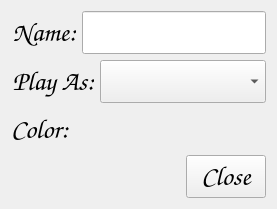
Qt form playersettings.ui (AFunProgrammer/reversi) before a commit.
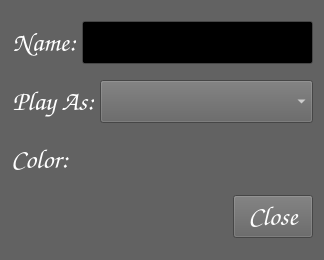
The same form after that commit. Icons and pictures are not drawn.

The edit to the form file:
```diff
--- a/playersettings.ui
+++ b/playersettings.ui
@@ -6,10 +6,479 @@
    <rect>
     <x>0</x>
     <y>0</y>
-    <width>277</width>
-    <height>204</height>
+    <width>324</width>
+    <height>260</height>
    </rect>
   </property>
+  <property name="palette">
+   <palette>
+    <active>
+     <colorrole role="WindowText">
+      <brush brushstyle="SolidPattern">
+       <color alpha="255">
+        <red>255</red>
+        <green>255</green>
+        <blue>255</blue>
+       </color>
+      </brush>
+     </colorrole>
+     <colorrole role="Button">
+      <brush brushstyle="SolidPattern">
+       <color alpha="255">
+        <red>98</red>
+        <green>98</green>
+        <blue>98</blue>
+       </color>
+      </brush>
+     </colorrole>
+     <colorrole role="Light">
+      <brush brushstyle="SolidPattern">
+       <color alpha="255">
+        <red>147</red>
+        <green>147</green>
+        <blue>147</blue>
+       </color>
+      </brush>
+     </colorrole>
+     <colorrole role="Midlight">
+      <brush brushstyle="SolidPattern">
+       <color alpha="255">
+        <red>122</red>
+        <green>122</green>
+        <blue>122</blue>
+       </color>
+      </brush>
+     </colorrole>
+     <colorrole role="Dark">
+      <brush brushstyle="SolidPattern">
+       <color alpha="255">
+        <red>49</red>
+        <green>49</green>
+        <blue>49</blue>
+       </color>
+      </brush>
+     </colorrole>
+     <colorrole role="Mid">
+      <brush brushstyle="SolidPattern">
+       <color alpha="255">
+        <red>65</red>
+        <green>65</green>
+        <blue>65</blue>
+       </color>
+      </brush>
+     </colorrole>
+     <colorrole role="Text">
+      <brush brushstyle="SolidPattern">
+       <color alpha="255">
+        <red>255</red>
+        <green>255</green>
+        <blue>255</blue>
+       </color>
+      </brush>
+     </colorrole>
+     <colorrole role="BrightText">
+      <brush brushstyle="SolidPattern">
+       <color alpha="255">
+        <red>255</red>
+        <green>255</green>
+        <blue>255</blue>
+       </color>
+      </brush>
+     </colorrole>
+     <colorrole role="ButtonText">
+      <brush brushstyle="SolidPattern">
+       <color alpha="255">
+        <red>255</red>
+        <green>255</green>
+        <blue>255</blue>
+       </color>
+      </brush>
+     </colorrole>
+     <colorrole role="Base">
+      <brush brushstyle="SolidPattern">
+       <color alpha="255">
+        <red>0</red>
+        <green>0</green>
+        <blue>0</blue>
+       </color>
+      </brush>
+     </colorrole>
+     <colorrole role="Window">
+      <brush brushstyle="SolidPattern">
+       <color alpha="255">
+        <red>98</red>
+        <green>98</green>
+        <blue>98</blue>
+       </color>
+      </brush>
+     </colorrole>
+     <colorrole role="Shadow">
+      <brush brushstyle="SolidPattern">
+       <color alpha="255">
+        <red>0</red>
+        <green>0</green>
+        <blue>0</blue>
+       </color>
+      </brush>
+     </colorrole>
+     <colorrole role="AlternateBase">
+      <brush brushstyle="SolidPattern">
+       <color alpha="255">
+        <red>49</red>
+        <green>49</green>
+        <blue>49</blue>
+       </color>
+      </brush>
+     </colorrole>
+     <colorrole role="ToolTipBase">
+      <brush brushstyle="SolidPattern">
+       <color alpha="255">
+        <red>255</red>
+        <green>255</green>
+        <blue>220</blue>
+       </color>
+      </brush>
+     </colorrole>
+     <colorrole role="ToolTipText">
+      <brush brushstyle="SolidPattern">
+       <color alpha="255">
+        <red>0</red>
+        <green>0</green>
+        <blue>0</blue>
+       </color>
+      </brush>
+     </colorrole>
+     <colorrole role="PlaceholderText">
+      <brush brushstyle="SolidPattern">
+       <color alpha="127">
+        <red>255</red>
+        <green>255</green>
+        <blue>255</blue>
+       </color>
+      </brush>
+     </colorrole>
+     <colorrole role="Accent">
+      <brush brushstyle="SolidPattern">
+       <color alpha="255">
+        <red>0</red>
+        <green>0</green>
+        <blue>0</blue>
+       </color>
+      </brush>
+     </colorrole>
+    </active>
+    <inactive>
+     <colorrole role="WindowText">
+      <brush brushstyle="SolidPattern">
+       <color alpha="255">
+        <red>255</red>
+        <green>255</green>
+        <blue>255</blue>
+       </color>
+      </brush>
+     </colorrole>
+     <colorrole role="Button">
+      <brush brushstyle="SolidPattern">
+       <color alpha="255">
+        <red>98</red>
+        <green>98</green>
+        <blue>98</blue>
+       </color>
+      </brush>
+     </colorrole>
+     <colorrole role="Light">
+      <brush brushstyle="SolidPattern">
+       <color alpha="255">
+        <red>147</red>
+        <green>147</green>
+        <blue>147</blue>
+       </color>
+      </brush>
+     </colorrole>
+     <colorrole role="Midlight">
+      <brush brushstyle="SolidPattern">
+       <color alpha="255">
+        <red>122</red>
+        <green>122</green>
+        <blue>122</blue>
+       </color>
+      </brush>
+     </colorrole>
+     <colorrole role="Dark">
+      <brush brushstyle="SolidPattern">
+       <color alpha="255">
+        <red>49</red>
+        <green>49</green>
+        <blue>49</blue>
+       </color>
+      </brush>
+     </colorrole>
+     <colorrole role="Mid">
+      <brush brushstyle="SolidPattern">
+       <color alpha="255">
+        <red>65</red>
+        <green>65</green>
+        <blue>65</blue>
+       </color>
+      </brush>
+     </colorrole>
+     <colorrole role="Text">
+      <brush brushstyle="SolidPattern">
+       <color alpha="255">
+        <red>255</red>
+        <green>255</green>
+        <blue>255</blue>
+       </color>
+      </brush>
+     </colorrole>
+     <colorrole role="BrightText">
+      <brush brushstyle="SolidPattern">
+       <color alpha="255">
+        <red>255</red>
+        <green>255</green>
+        <blue>255</blue>
+       </color>
+      </brush>
+     </colorrole>
+     <colorrole role="ButtonText">
+      <brush brushstyle="SolidPattern">
+       <color alpha="255">
+        <red>255</red>
+        <green>255</green>
+        <blue>255</blue>
+       </color>
+      </brush>
+     </colorrole>
+     <colorrole role="Base">
+      <brush brushstyle="SolidPattern">
+       <color alpha="255">
+        <red>0</red>
+        <green>0</green>
+        <blue>0</blue>
+       </color>
+      </brush>
+     </colorrole>
+     <colorrole role="Window">
+      <brush brushstyle="SolidPattern">
+       <color alpha="255">
+        <red>98</red>
+        <green>98</green>
+        <blue>98</blue>
+       </color>
+      </brush>
+     </colorrole>
+     <colorrole role="Shadow">
+      <brush brushstyle="SolidPattern">
+       <color alpha="255">
+        <red>0</red>
+        <green>0</green>
+        <blue>0</blue>
+       </color>
+      </brush>
+     </colorrole>
+     <colorrole role="AlternateBase">
+      <brush brushstyle="SolidPattern">
+       <color alpha="255">
+        <red>49</red>
+        <green>49</green>
+        <blue>49</blue>
+       </color>
+      </brush>
+     </colorrole>
+     <colorrole role="ToolTipBase">
+      <brush brushstyle="SolidPattern">
+       <color alpha="255">
+        <red>255</red>
+        <green>255</green>
+        <blue>220</blue>
+       </color>
+      </brush>
+     </colorrole>
+     <colorrole role="ToolTipText">
+      <brush brushstyle="SolidPattern">
+       <color alpha="255">
+        <red>0</red>
+        <green>0</green>
+        <blue>0</blue>
+       </color>
+      </brush>
+     </colorrole>
+     <colorrole role="PlaceholderText">
+      <brush brushstyle="SolidPattern">
+       <color alpha="127">
+        <red>255</red>
+        <green>255</green>
+        <blue>255</blue>
+       </color>
+      </brush>
+     </colorrole>
+     <colorrole role="Accent">
+      <brush brushstyle="SolidPattern">
+       <color alpha="255">
+        <red>0</red>
+        <green>0</green>
+        <blue>0</blue>
+       </color>
+      </brush>
+     </colorrole>
+    </inactive>
+    <disabled>
+     <colorrole role="WindowText">
+      <brush brushstyle="SolidPattern">
+       <color alpha="255">
+        <red>49</red>
+        <green>49</green>
+        <blue>49</blue>
+       </color>
+      </brush>
+     </colorrole>
+     <colorrole role="Button">
+      <brush brushstyle="SolidPattern">
+       <color alpha="255">
+        <red>98</red>
+        <green>98</green>
+        <blue>98</blue>
+       </color>
+      </brush>
+     </colorrole>
+     <colorrole role="Light">
+      <brush brushstyle="SolidPattern">
+       <color alpha="255">
+        <red>147</red>
+        <green>147</green>
+        <blue>147</blue>
+       </color>
+      </brush>
+     </colorrole>
+     <colorrole role="Midlight">
+      <brush brushstyle="SolidPattern">
+       <color alpha="255">
+        <red>122</red>
+        <green>122</green>
+        <blue>122</blue>
+       </color>
+      </brush>
+     </colorrole>
+     <colorrole role="Dark">
+      <brush brushstyle="SolidPattern">
+       <color alpha="255">
+        <red>49</red>
+        <green>49</green>
+        <blue>49</blue>
+       </color>
+      </brush>
+     </colorrole>
+     <colorrole role="Mid">
+      <brush brushstyle="SolidPattern">
+       <color alpha="255">
+        <red>65</red>
+        <green>65</green>
+        <blue>65</blue>
+       </color>
+      </brush>
+     </colorrole>
+     <colorrole role="Text">
+      <brush brushstyle="SolidPattern">
+       <color alpha="255">
+        <red>49</red>
+        <green>49</green>
+        <blue>49</blue>
+       </color>
+      </brush>
+     </colorrole>
+     <colorrole role="BrightText">
+      <brush brushstyle="SolidPattern">
+       <color alpha="255">
+        <red>255</red>
+        <green>255</green>
+        <blue>255</blue>
+       </color>
+      </brush>
+     </colorrole>
+     <colorrole role="ButtonText">
+      <brush brushstyle="SolidPattern">
+       <color alpha="255">
+        <red>49</red>
+        <green>49</green>
+        <blue>49</blue>
+       </color>
+      </brush>
+     </colorrole>
+     <colorrole role="Base">
+      <brush brushstyle="SolidPattern">
+       <color alpha="255">
+        <red>98</red>
+        <green>98</green>
+        <blue>98</blue>
+       </color>
+      </brush>
+     </colorrole>
+     <colorrole role="Window">
+      <brush brushstyle="SolidPattern">
+       <color alpha="255">
+        <red>98</red>
+        <green>98</green>
+        <blue>98</blue>
+       </color>
+      </brush>
+     </colorrole>
+     <colorrole role="Shadow">
+      <brush brushstyle="SolidPattern">
+       <color alpha="255">
+        <red>0</red>
+        <green>0</green>
+        <blue>0</blue>
+       </color>
+      </brush>
+     </colorrole>
+     <colorrole role="AlternateBase">
+      <brush brushstyle="SolidPattern">
+       <color alpha="255">
+        <red>98</red>
+        <green>98</green>
+        <blue>98</blue>
+       </color>
+      </brush>
+     </colorrole>
+     <colorrole role="ToolTipBase">
+      <brush brushstyle="SolidPattern">
+       <color alpha="255">
+        <red>255</red>
+        <green>255</green>
+        <blue>220</blue>
+       </color>
+      </brush>
+     </colorrole>
+     <colorrole role="ToolTipText">
+      <brush brushstyle="SolidPattern">
+       <color alpha="255">
+        <red>0</red>
+        <green>0</green>
+        <blue>0</blue>
+       </color>
+      </brush>
+     </colorrole>
+     <colorrole role="PlaceholderText">
+      <brush brushstyle="SolidPattern">
+       <color alpha="127">
+        <red>49</red>
+        <green>49</green>
+        <blue>49</blue>
+       </color>
+      </brush>
+     </colorrole>
+     <colorrole role="Accent">
+      <brush brushstyle="SolidPattern">
+       <color alpha="255">
+        <red>69</red>
+        <green>69</green>
+        <blue>69</blue>
+       </color>
+      </brush>
+     </colorrole>
+    </disabled>
+   </palette>
+  </property>
   <property name="font">
    <font>
     <family>Comic Sans MS</family>
```
Left out of the diff: 10 changed lines with no effect on the pictures.
